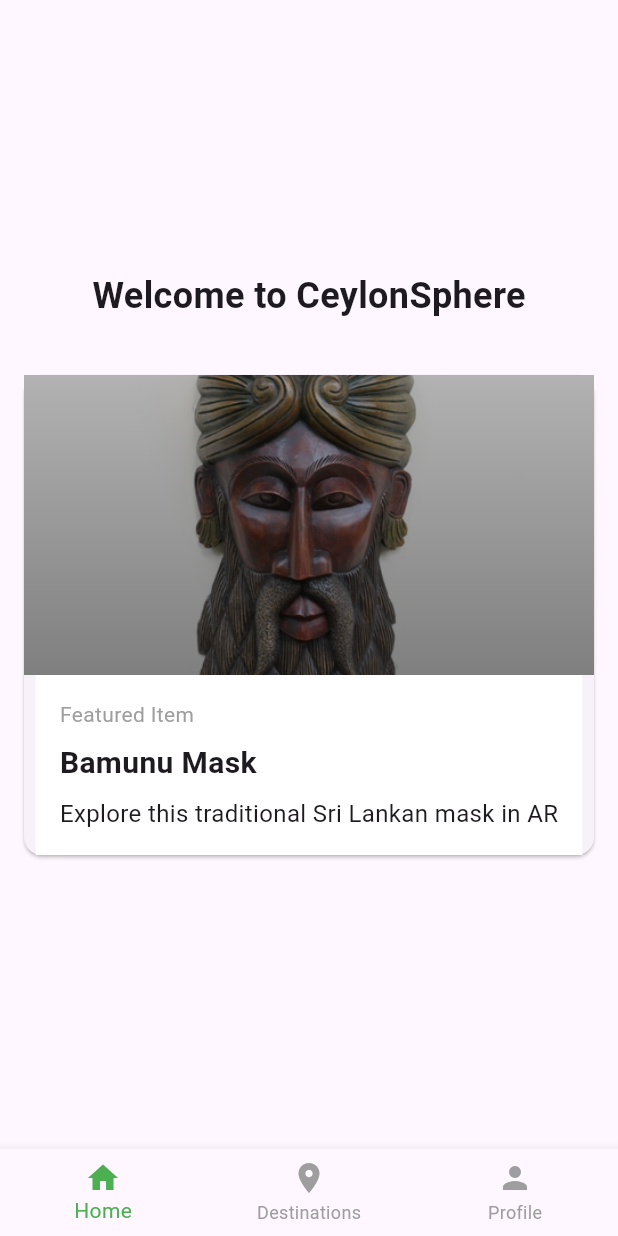
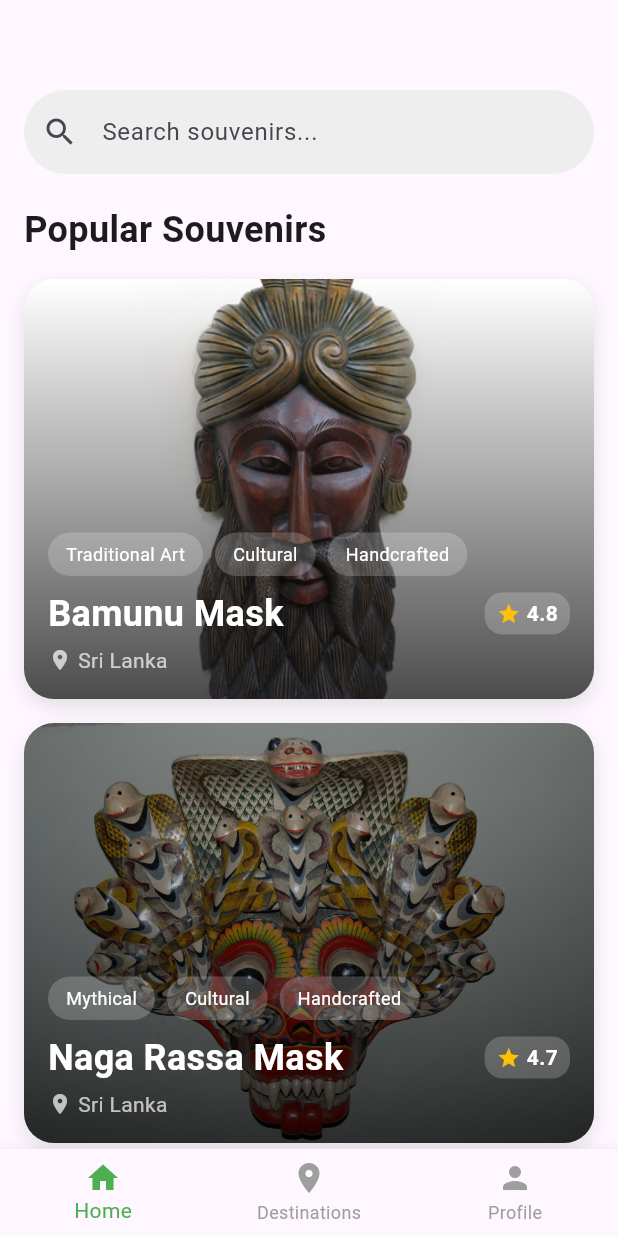
Before and after one commit to EnoshPerera/CeylonSphere, a Flutter app: the screen it shows after launch, on a phone screen of 412 x 824 dp. Run offline on Flutter 3.47's test engine with Material 3 defaults, Android fonts, the phone set to English and light mode, and no system bars; our stand-ins replace camera.

Commit message:
Changed Souvenir Item Pages

```diff
--- a/lib/screens/main_navigation.dart
+++ b/lib/screens/main_navigation.dart
@@ -1,6 +1,6 @@
 import 'package:flutter/material.dart';
 import 'destinations_list_page.dart';
-import 'souvenir_item_page.dart';
+import 'souvenir_list_page.dart';
 
 class MainNavigation extends StatefulWidget {
   const MainNavigation({super.key});
@@ -13,109 +13,7 @@ class _MainNavigationState extends State<MainNavigation> {
   int _selectedIndex = 0;
 
   final List<Widget> _pages = [
-    // Home page with Bamunu Mask featured item
-    Builder(
-      builder: (context) => Center(
-        child: Column(
-          mainAxisAlignment: MainAxisAlignment.center,
-          children: [
-            const Text(
-              'Welcome to CeylonSphere',
-              style: TextStyle(
-                fontSize: 24,
-                fontWeight: FontWeight.bold,
-              ),
-            ),
-            const SizedBox(height: 20),
-            // Featured Item Card
-            Card(
-              margin: const EdgeInsets.all(16),
-              child: InkWell(
-                onTap: () {
-                  Navigator.push(
-                    context,
-                    MaterialPageRoute(
-                      builder: (context) => const SouvenirItemPage(),
-                    ),
-                  );
-                },
-                child: Column(
-                  mainAxisSize: MainAxisSize.min,
-                  children: [
-                    Stack(
-                      children: [
-                        // Image
-                        Image.asset(
-                          'assets/bamunu_mask.jpg',
-                          width: double.infinity,
-                          height: 200,
-                          fit: BoxFit.cover,
-                          errorBuilder: (context, error, stackTrace) {
-                            return Container(
-                              width: double.infinity,
-                              height: 200,
-                              color: Colors.grey[300],
-                              child: const Icon(Icons.art_track,
-                                  size: 64, color: Colors.grey),
-                            );
-                          },
-                        ),
-                        // Dark overlay for better text visibility
-                        Container(
-                          width: double.infinity,
-                          height: 200,
-                          decoration: BoxDecoration(
-                            gradient: LinearGradient(
-                              begin: Alignment.topCenter,
-                              end: Alignment.bottomCenter,
-                              colors: [
-                                Colors.black.withOpacity(0.3),
-                                Colors.black.withOpacity(0.5),
-                              ],
-                            ),
-                          ),
-                        ),
-                      ],
-                    ),
-                    Container(
-                      padding: const EdgeInsets.all(16),
-                      decoration: const BoxDecoration(
-                        color: Colors.white,
-                      ),
-                      child: const Column(
-                        crossAxisAlignment: CrossAxisAlignment.start,
-                        children: [
-                          Text(
-                            'Featured Item',
-                            style: TextStyle(
-                              color: Colors.grey,
-                              fontSize: 14,
-                            ),
-                          ),
-                          SizedBox(height: 8),
-                          Text(
-                            'Bamunu Mask',
-                            style: TextStyle(
-                              fontSize: 20,
-                              fontWeight: FontWeight.bold,
-                            ),
-                          ),
-                          SizedBox(height: 8),
-                          Text(
-                            'Explore this traditional Sri Lankan mask in AR',
-                            style: TextStyle(fontSize: 16),
-                          ),
-                        ],
-                      ),
-                    ),
-                  ],
-                ),
-              ),
-            ),
-          ],
-        ),
-      ),
-    ),
+    const SouvenirListPage(),
     const DestinationsListPage(),
     const Center(child: Text('Profile')),
   ];
--- /dev/null
+++ b/lib/screens/souvenir_list_page.dart
@@ -0,0 +1,237 @@
+import 'package:flutter/material.dart';
+import 'souvenir_item_page.dart';
+
+class SouvenirListPage extends StatefulWidget {
+  const SouvenirListPage({super.key});
+
+  @override
+  State<SouvenirListPage> createState() => _SouvenirListPageState();
+}
+
+class _SouvenirListPageState extends State<SouvenirListPage> {
+  final TextEditingController _searchController = TextEditingController();
+  String _searchQuery = '';
+
+  @override
+  Widget build(BuildContext context) {
+    final souvenirs = SouvenirItemPage.getSouvenirs()
+        .where((s) => s.name.toLowerCase().contains(_searchQuery.toLowerCase()))
+        .toList();
+
+    return Scaffold(
+      body: CustomScrollView(
+        slivers: [
+          SliverAppBar(
+            expandedHeight: 120,
+            floating: true,
+            pinned: true,
+            elevation: 0,
+            backgroundColor: Theme.of(context).scaffoldBackgroundColor,
+            flexibleSpace: FlexibleSpaceBar(
+              background: Container(
+                padding: const EdgeInsets.fromLTRB(16, 60, 16, 0),
+                child: TextField(
+                  controller: _searchController,
+                  onChanged: (value) => setState(() => _searchQuery = value),
+                  decoration: InputDecoration(
+                    hintText: 'Search souvenirs...',
+                    prefixIcon: const Icon(Icons.search),
+                    border: OutlineInputBorder(
+                      borderRadius: BorderRadius.circular(30),
+                      borderSide: BorderSide.none,
+                    ),
+                    filled: true,
+                    fillColor: Colors.grey[200],
+                  ),
+                ),
+              ),
+            ),
+          ),
+          SliverPadding(
+            padding: const EdgeInsets.all(16),
+            sliver: SliverList(
+              delegate: SliverChildBuilderDelegate(
+                (context, index) {
+                  if (index == 0) {
+                    return const Padding(
+                      padding: EdgeInsets.only(bottom: 16),
+                      child: Text(
+                        'Popular Souvenirs',
+                        style: TextStyle(
+                          fontSize: 24,
+                          fontWeight: FontWeight.bold,
+                        ),
+                      ),
+                    );
+                  }
+                  final souvenir = souvenirs[index - 1];
+                  return Padding(
+                    padding: const EdgeInsets.only(bottom: 16),
+                    child: GestureDetector(
+                      onTap: () {
+                        Navigator.push(
+                          context,
+                          MaterialPageRoute(
+                            builder: (context) => SouvenirItemPage(
+                              title: souvenir.name,
+                              content: souvenir.description,
+                              imagePath: souvenir.imagePath,
+                            ),
+                          ),
+                        );
+                      },
+                      child: Container(
+                        height: 280,
+                        decoration: BoxDecoration(
+                          borderRadius: BorderRadius.circular(20),
+                          boxShadow: [
+                            BoxShadow(
+                              color: Colors.black.withOpacity(0.1),
+                              blurRadius: 10,
+                              offset: const Offset(0, 5),
+                            ),
+                          ],
+                        ),
+                        child: Stack(
+                          children: [
+                            // Image with gradient overlay
+                            ClipRRect(
+                              borderRadius: BorderRadius.circular(20),
+                              child: Stack(
+                                children: [
+                                  Image.asset(
+                                    souvenir.imagePath,
+                                    height: 280,
+                                    width: double.infinity,
+                                    fit: BoxFit.cover,
+                                  ),
+                                  Container(
+                                    decoration: BoxDecoration(
+                                      gradient: LinearGradient(
+                                        begin: Alignment.topCenter,
+                                        end: Alignment.bottomCenter,
+                                        colors: [
+                                          Colors.transparent,
+                                          Colors.black.withOpacity(0.7),
+                                        ],
+                                      ),
+                                    ),
+                                  ),
+                                ],
+                              ),
+                            ),
+                            // Content
+                            Positioned(
+                              bottom: 16,
+                              left: 16,
+                              right: 16,
+                              child: Column(
+                                crossAxisAlignment: CrossAxisAlignment.start,
+                                children: [
+                                  // Categories
+                                  Wrap(
+                                    spacing: 8,
+                                    children:
+                                        souvenir.categories.map((category) {
+                                      return Container(
+                                        padding: const EdgeInsets.symmetric(
+                                          horizontal: 12,
+                                          vertical: 6,
+                                        ),
+                                        decoration: BoxDecoration(
+                                          color: Colors.white.withOpacity(0.2),
+                                          borderRadius:
+                                              BorderRadius.circular(20),
+                                        ),
+                                        child: Text(
+                                          category,
+                                          style: const TextStyle(
+                                            color: Colors.white,
+                                            fontSize: 12,
+                                          ),
+                                        ),
+                                      );
+                                    }).toList(),
+                                  ),
+                                  const SizedBox(height: 8),
+                                  // Name and Rating
+                                  Row(
+                                    mainAxisAlignment:
+                                        MainAxisAlignment.spaceBetween,
+                                    children: [
+                                      Expanded(
+                                        child: Text(
+                                          souvenir.name,
+                                          style: const TextStyle(
+                                            color: Colors.white,
+                                            fontSize: 24,
+                                            fontWeight: FontWeight.bold,
+                                          ),
+                                        ),
+                                      ),
+                                      Container(
+                                        padding: const EdgeInsets.symmetric(
+                                          horizontal: 8,
+                                          vertical: 4,
+                                        ),
+                                        decoration: BoxDecoration(
+                                          color: Colors.white.withOpacity(0.2),
+                                          borderRadius:
+                                              BorderRadius.circular(12),
+                                        ),
+                                        child: Row(
+                                          children: [
+                                            const Icon(
+                                              Icons.star,
+                                              color: Colors.amber,
+                                              size: 16,
+                                            ),
+                                            const SizedBox(width: 4),
+                                            Text(
+                                              souvenir.rating.toString(),
+                                              style: const TextStyle(
+                                                color: Colors.white,
+                                                fontWeight: FontWeight.bold,
+                                              ),
+                                            ),
+                                          ],
+                                        ),
+                                      ),
+                                    ],
+                                  ),
+                                  const SizedBox(height: 4),
+                                  // Location
+                                  Row(
+                                    children: [
+                                      const Icon(
+                                        Icons.location_on,
+                                        color: Colors.white70,
+                                        size: 16,
+                                      ),
+                                      const SizedBox(width: 4),
+                                      Text(
+                                        'Sri Lanka', // Assuming all souvenirs are from Sri Lanka
+                                        style: const TextStyle(
+                                          color: Colors.white70,
+                                        ),
+                                      ),
+                                    ],
+                                  ),
+                                ],
+                              ),
+                            ),
+                          ],
+                        ),
+                      ),
+                    ),
+                  );
+                },
+                childCount: souvenirs.length + 1,
+              ),
+            ),
+          ),
+        ],
+      ),
+    );
+  }
+}
--- a/pubspec.yaml
+++ b/pubspec.yaml
@@ -60,6 +60,7 @@ flutter:
   uses-material-design: true
 
   assets:
+
     - assets/
     - assets/sigiriya.jpg
     - assets/ambuluwawa.webp
```
Also changed, not shown: lib/screens/ar_camera_view.dart (+11 -6 lines), lib/screens/souvenir_item_page.dart (+99 -71 lines), assets/naga_rassa_mask.jpg (added), assets/naga_rassa_mask_01.png (added).
